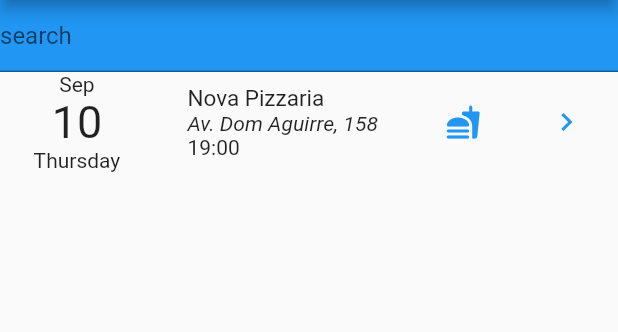
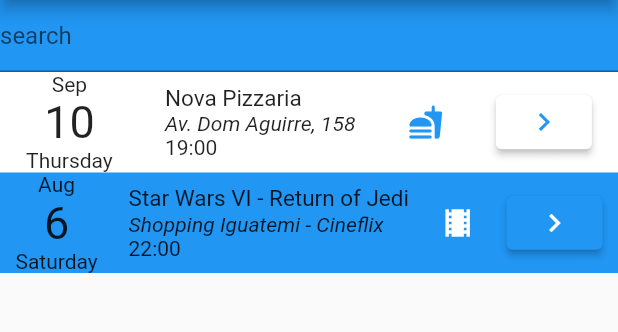
Before and after one commit to Ratanky/agenda_sub_mobile, a Flutter app: the screen it shows after launch, on a phone screen of 412 x 824 dp, the part 84-416 px from its top. Run offline on Flutter 3.47's test engine with Material 2 defaults, Android fonts, the phone set to English and light mode, and no system bars.

Commit message:
Event 1 and 2

```diff
--- a/lib/main.dart
+++ b/lib/main.dart
@@ -40,10 +40,10 @@ class _HomeState extends State<Home> {
           padding: EdgeInsets.zero,
           children: <Widget>[
             DrawerHeader(
-              child: Row(
+              child: Column(
                 children: [
                   Text("180886 - Agenda"),
-                  Text("Rene do Nascimento Correa")
+                  Text("\nRene do Nascimento Correa"),
                 ],
               ),
             )
@@ -136,7 +136,9 @@ class _HomeState extends State<Home> {
             ),
             Column(
               children: [
-                Row(
+                Container(
+                  color: Colors.white,
+                  child: Row(
                     mainAxisAlignment: MainAxisAlignment.spaceAround,
                     children: [
                       Column(
@@ -166,9 +168,59 @@ class _HomeState extends State<Home> {
                         ],
                       ),
                       Icon(Icons.fastfood_rounded, color: Colors.blue),
-                    Icon(Icons.keyboard_arrow_right_outlined,
+                      ElevatedButton(
+                        onPressed: () {},
+                        child: Icon(Icons.keyboard_arrow_right_outlined,
                             color: Colors.blue),
+                        style: ButtonStyle(
+                            backgroundColor:
+                                MaterialStateProperty.all(Colors.white)),
+                      )
                     ],
+                  ),
+                ),
+                Container(
+                  color: Colors.blue,
+                  child: Row(
+                    mainAxisAlignment: MainAxisAlignment.spaceAround,
+                    children: [
+                      Column(
+                        children: <Widget>[
+                          Text(
+                            DateFormat('MMM').format(Event2().date),
+                            style: TextStyle(fontSize: 14),
+                          ),
+                          Text(
+                            Event2().date.day.toString(),
+                            style: TextStyle(fontSize: 30),
+                          ),
+                          Text(
+                            DateFormat('EEEE').format(Event2().date),
+                            style: TextStyle(fontSize: 14),
+                          ),
+                        ],
+                      ),
+                      Column(
+                        crossAxisAlignment: CrossAxisAlignment.start,
+                        children: [
+                          Text(Event2().title, style: TextStyle(fontSize: 15)),
+                          Text(Event2().place,
+                              style: TextStyle(
+                                  fontSize: 14, fontStyle: FontStyle.italic)),
+                          Text(Event2().time, style: TextStyle(fontSize: 14))
+                        ],
+                      ),
+                      Icon(Icons.local_movies, color: Colors.white),
+                      ElevatedButton(
+                        onPressed: () {},
+                        child: Icon(Icons.keyboard_arrow_right_outlined,
+                            color: Colors.white),
+                        style: ButtonStyle(
+                            backgroundColor:
+                                MaterialStateProperty.all(Colors.blue)),
+                      )
+                    ],
+                  ),
                 )
               ],
             ),
@@ -185,6 +237,8 @@ class Event1 {
   var type = "Comida";
   var place = "Av. Dom Aguirre, 158";
   var time = "19:00";
+  var describe =
+      "A casa oferece diversas pizzas tradicionais, especiais e doces, para retirar no balcão ou receber em casa. \nOpções de serviço: Para viagem · Entrega sem contato";
 }
 
 class Event2 {
@@ -193,4 +247,6 @@ class Event2 {
   var type = "Cinema";
   var place = "Shopping Iguatemi - Cineflix";
   var time = "22:00";
+  var describe =
+      "Star Wars: Episode VI - Return of the Jedi — lançado originalmente como Return of the Jedi — é um filme épico/space opera norte-americano de 1983, dirigido por Richard Marquand e escrito por Lawrence Kasdan e George Lucas, com base na história de Lucas, com Lucas como produtor executivo. Cronologicamente, é o sexto filme da saga Star Wars, e o primeiro a utilizar a tecnologia THX.";
 }
```
Lines whose indentation alone changed are shown as unchanged.
